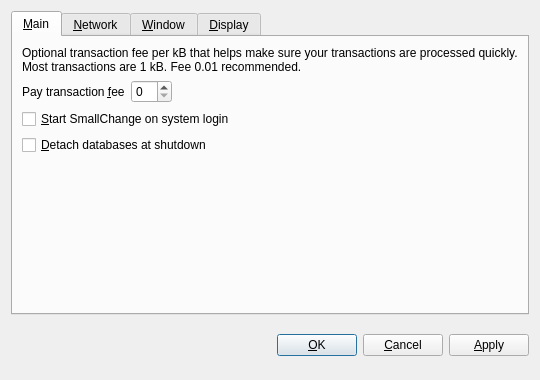
Before: the Qt Designer form src/qt/forms/optionsdialog.ui in afcoin/afcoin, drawn with Qt 5.
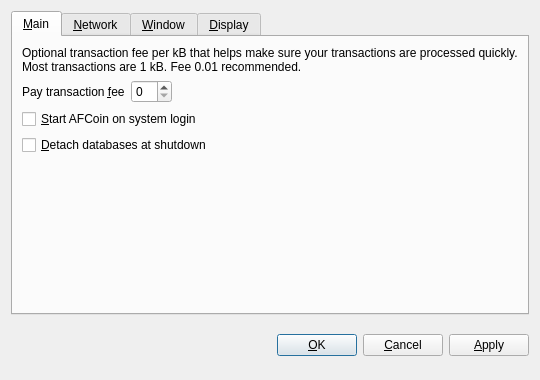
After: the same form once the commit is applied. The open tabs and pages were chosen to show the change. Custom widgets are drawn as their Qt base class.

```diff
--- a/src/qt/forms/optionsdialog.ui
+++ b/src/qt/forms/optionsdialog.ui
@@ -82,7 +82,7 @@
           <string>Automatically start SmallChange after logging in to the system.</string>
          </property>
          <property name="text">
-          <string>&amp;Start SmallChange on system login</string>
+          <string>&amp;Start AFCoin on system login</string>
          </property>
         </widget>
        </item>
```
Left out of the diff: 10 changed lines with no effect on the pictures.
